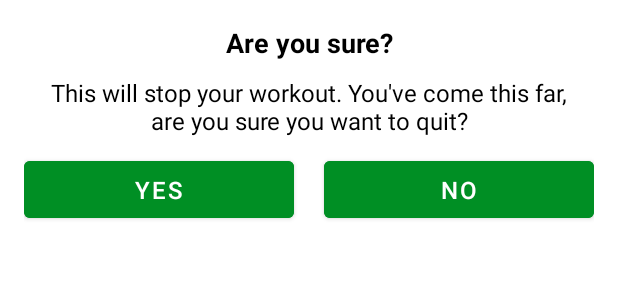
After one commit to BulgakovIvan/7MinuteWorkout, an Android app: the layout dialog_custom_back_confirmation.xml on its own in the app's theme, with its tools: preview values and no code run, on a phone screen of 412 x 824 dp. The commit adds this screen. Shown: the top 300 px of the screen. Run offline under Robolectric (Android 15) with nearby library versions, the phone set to English and light mode, and no system bars.

Commit message:
Create custom dialog for back confirmation

```diff
--- a/app/src/main/java/com/example/a7minuteworkout/ExerciseActivity.kt
+++ b/app/src/main/java/com/example/a7minuteworkout/ExerciseActivity.kt
@@ -1,5 +1,6 @@
 package com.example.a7minuteworkout
 
+import android.app.Dialog
 import android.content.Intent
 import android.media.MediaPlayer
 import androidx.appcompat.app.AppCompatActivity
@@ -8,10 +9,9 @@
 import android.speech.tts.TextToSpeech
 import android.util.Log
 import android.view.View
-import android.widget.Adapter
-import android.widget.Toast
 import androidx.recyclerview.widget.LinearLayoutManager
 import com.example.a7minuteworkout.databinding.ActivityExerciseBinding
+import com.example.a7minuteworkout.databinding.DialogCustomBackConfirmationBinding
 import java.util.*
 import kotlin.collections.ArrayList
 
@@ -46,7 +46,7 @@
         }
 
         binding.toolbarExerciseActivity.setNavigationOnClickListener {
-            onBackPressed()
+            customDialogForBackButton()
         }
 
         exerciseList = Constants.defaultExerciseList()
@@ -186,4 +186,22 @@
         exerciseAdapter = ExerciseStatusAdapter(exerciseList!!, this)
         binding.rvExerciseStatus.adapter = exerciseAdapter
     }
+
+    private fun customDialogForBackButton() {
+        val dialogBinding = DialogCustomBackConfirmationBinding.inflate(layoutInflater)
+
+        val customDialog = Dialog(this)
+        customDialog.setContentView(dialogBinding.root)
+
+        dialogBinding.tvYes.setOnClickListener {
+            finish()
+            customDialog.dismiss()
+        }
+
+        dialogBinding.tvNo.setOnClickListener {
+            customDialog.dismiss()
+        }
+
+        customDialog.show()
+    }
 }
--- /dev/null
+++ b/app/src/main/res/layout/dialog_custom_back_confirmation.xml
@@ -0,0 +1,62 @@
+<?xml version="1.0" encoding="utf-8"?>
+<LinearLayout xmlns:android="http://schemas.android.com/apk/res/android"
+    android:orientation="vertical"
+    android:layout_width="match_parent"
+    android:layout_height="wrap_content"
+    android:gravity="center"
+    android:padding="16dp">
+
+    <TextView
+        android:layout_width="match_parent"
+        android:layout_height="wrap_content"
+        android:gravity="center"
+        android:text="Are you sure?"
+        android:textColor="@color/black"
+        android:textSize="18sp"
+        android:textStyle="bold" />
+
+    <TextView
+        android:layout_width="match_parent"
+        android:layout_height="wrap_content"
+        android:layout_marginStart="10dp"
+        android:layout_marginTop="10dp"
+        android:layout_marginEnd="10dp"
+        android:gravity="center"
+        android:text="This will stop your workout. You\'ve come this far, are you sure you want to quit?"
+        android:textColor="@color/black"
+        android:textSize="16sp" />
+
+    <LinearLayout
+        android:layout_width="match_parent"
+        android:layout_height="wrap_content"
+        android:layout_marginTop="10dp"
+        android:orientation="horizontal">
+
+        <Button
+            android:id="@+id/tvYes"
+            android:layout_width="0dp"
+            android:layout_height="wrap_content"
+            android:layout_marginEnd="10dp"
+            android:layout_weight="1"
+            android:backgroundTint="@color/colorAccent"
+            android:gravity="center"
+            android:padding="8dp"
+            android:text="YES"
+            android:textColor="@color/white"
+            android:textSize="16sp" />
+
+        <Button
+            android:id="@+id/tvNo"
+            android:layout_width="0dp"
+            android:layout_height="wrap_content"
+            android:layout_marginStart="10dp"
+            android:layout_weight="1"
+            android:backgroundTint="@color/colorAccent"
+            android:gravity="center"
+            android:padding="8dp"
+            android:text="NO"
+            android:textColor="@color/white"
+            android:textSize="16sp" />
+    </LinearLayout>
+
+</LinearLayout>
```
